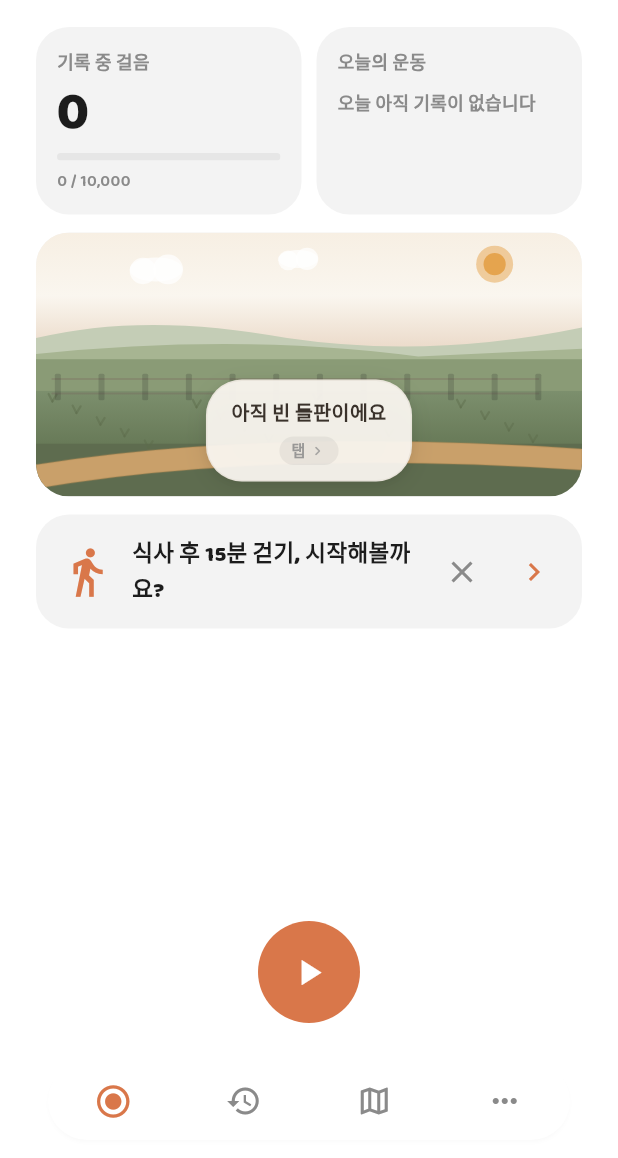
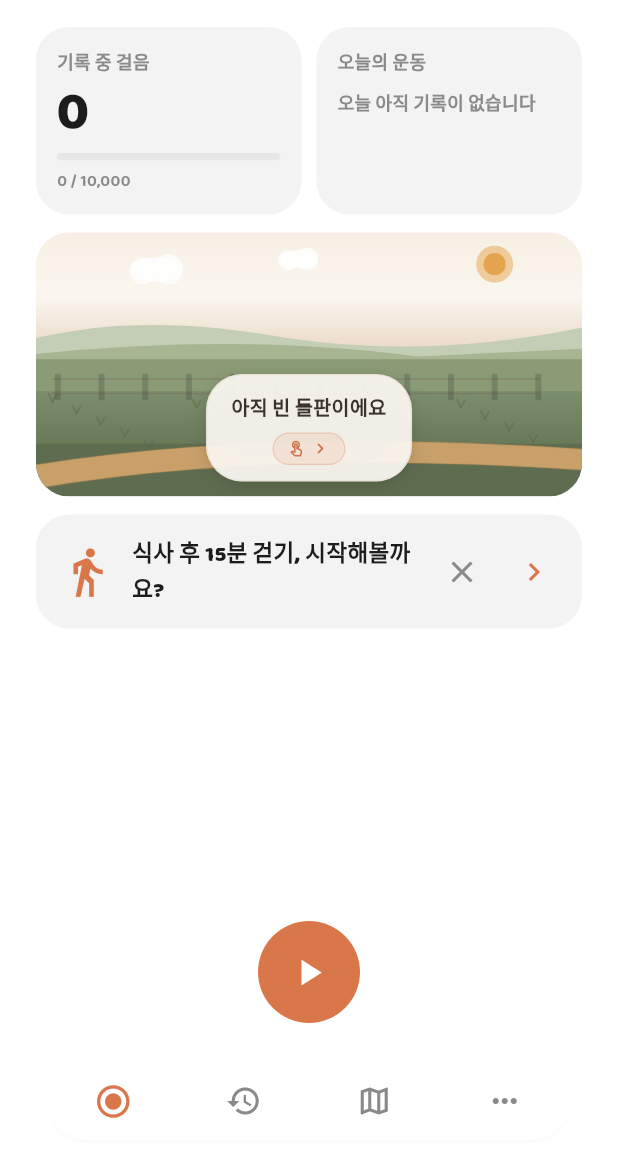
Before and after one commit to funexcloud/balmi, a Flutter app: the AppShell screen opened directly, on a phone screen of 412 x 824 dp, the part 78-1236 px from its top. Run offline on Flutter 3.47's test engine with Material 3 defaults, Android fonts, the phone set to English and light mode, and no system bars; our stand-ins replace drift, flutter_local_notifications, flutter_map, flutter_tts, geolocator, latlong2 and 5 more; missing offline and left inert: flutter_foreground_task; accounts and stored records are empty; generated files the repository leaves out were written again; statements that could not run were skipped.

Commit message:
Enhance Meal Walk window flexibility, 30min pending timer, text overflow protection, and farm bubble touch affordance

```diff
--- a/lib/core/copy.dart
+++ b/lib/core/copy.dart
@@ -382,8 +382,10 @@ abstract final class BalmiCopy {
   static const mealWalkMealTimesHint = '대략적인 시각이면 충분해요. 나중에 설정에서 바꿀 수 있어요.';
   static const mealWalkNotifNeed = '제때 알려드리려면 알림이 필요해요';
   static const mealWalkReady = '준비 됐어요! 다음 식사 시간에 알려드릴게요';
-  static const mealWalkStartPrompt = '식사 시작하셨으면 눌러주세요';
+  static const mealWalkStartPrompt = '식사 시작과 동시에 눌러주세요';
   static const mealWalkStartBtn = '식사 시작';
+  static const mealWalkPendingTitle = '식사 후 30분 대기 중';
+  static const mealWalkPendingHint = '30분 뒤 알림이 오면 15분 산책을 시작하세요';
   static const mealWalkGo = '지금 나가서 15분 걸어보세요!';
   static const mealWalkGoShort = '지금 나가서 15분 걸어요!';
   static const mealWalkSkip = '괜찮아요, 다음 끼니에 다시 해봐요';
--- a/lib/domain/engines/meal_walk.dart
+++ b/lib/domain/engines/meal_walk.dart
@@ -190,9 +190,30 @@ bool inMealWindow({
   return delta <= window;
 }
 
-MealType? mealInWindow(MealSchedule schedule, DateTime now) {
+MealType? mealInWindow(
+  MealSchedule schedule,
+  DateTime now, {
+  Iterable<MealType>? promptedToday,
+}) {
+  final used = promptedToday?.toSet() ?? {};
+  // 1. Strict window check first
   for (final type in MealType.values) {
-    if (inMealWindow(scheduled: schedule.timeOf(type), now: now)) return type;
+    if (!used.contains(type) && inMealWindow(scheduled: schedule.timeOf(type), now: now)) {
+      return type;
+    }
+  }
+  // 2. Fallback for past meal times today: return the most recent meal that hasn't been logged yet
+  for (final type in MealType.values.reversed) {
+    final schedTime = schedule.timeOf(type).onDay(now);
+    if (!used.contains(type) && now.isAfter(schedTime.subtract(const Duration(minutes: 30)))) {
+      return type;
+    }
+  }
+  // 3. Fallback for upcoming meal today if none logged yet
+  for (final type in MealType.values) {
+    if (!used.contains(type)) {
+      return type;
+    }
   }
   return null;
 }
--- a/lib/features/home/home_screen.dart
+++ b/lib/features/home/home_screen.dart
@@ -174,6 +174,7 @@ class _HomeScreenState extends State<HomeScreen> {
         due != null &&
         !meal.mealsToday.contains(due) &&
         meal.open == null;
+      final showPending = meal.enabled && meal.open?.status == MealWalkStatus.pending;
     final showGo = meal.enabled && meal.open?.status == MealWalkStatus.prompted;
     final preferred = rec.preferredActivity;
     final recovery = context.watch<ActivityRecoveryController>();
@@ -281,6 +282,12 @@ class _HomeScreenState extends State<HomeScreen> {
                   onStart: () => meal.confirmMealStart(due),
                 ),
               ],
+              if (showPending && meal.open != null) ...[
+                const SizedBox(height: 12),
+                MealWalkPendingCard(
+                  mealStartedAt: meal.open!.mealStartedAt,
+                ),
+              ],
               if (showGo) ...[
                 const SizedBox(height: 12),
                 MealWalkGoCard(
--- a/lib/features/meal_walk/meal_walk_controller.dart
+++ b/lib/features/meal_walk/meal_walk_controller.dart
@@ -46,7 +46,11 @@ class MealWalkController extends ChangeNotifier {
 
   MealType? mealDueNow([DateTime? now]) {
     if (!enabled) return null;
-    return mealInWindow(schedule, now ?? DateTime.now());
+    return mealInWindow(
+      schedule,
+      now ?? DateTime.now(),
+      promptedToday: mealsToday,
+    );
   }
 
   Duration walkRemaining(Duration elapsed) {
--- a/lib/widgets/farm_speech_bubble.dart
+++ b/lib/widgets/farm_speech_bubble.dart
@@ -189,29 +189,30 @@ class _BubbleBody extends StatelessWidget {
             ),
           ),
           if (showHint) ...[
-            const SizedBox(height: 5),
+            const SizedBox(height: 6),
             Container(
-              padding: const EdgeInsets.symmetric(horizontal: 8, vertical: 2),
+              padding: const EdgeInsets.symmetric(horizontal: 9, vertical: 3),
               decoration: BoxDecoration(
-                color: BalmiColors.ink.withValues(alpha: 0.06),
-                borderRadius: BorderRadius.circular(10),
+                color: BalmiColors.potato.withValues(alpha: 0.12),
+                borderRadius: BorderRadius.circular(12),
+                border: Border.all(
+                  color: BalmiColors.potato.withValues(alpha: 0.25),
+                  width: 0.8,
+                ),
               ),
               child: Row(
                 mainAxisSize: MainAxisSize.min,
                 children: [
-                  Text(
-                    '탭',
-                    style: BalmiTheme.body(
-                      size: 10,
-                      weight: FontWeight.w700,
-                      color: BalmiColors.sub.withValues(alpha: 0.85),
-                    ),
+                  Icon(
+                    Icons.touch_app_outlined,
+                    size: 12,
+                    color: BalmiColors.potatoDk.withValues(alpha: 0.85),
                   ),
-                  const SizedBox(width: 2),
+                  const SizedBox(width: 3),
                   Icon(
                     Icons.chevron_right_rounded,
-                    size: 12,
-                    color: BalmiColors.sub.withValues(alpha: 0.7),
+                    size: 14,
+                    color: BalmiColors.potatoDk.withValues(alpha: 0.85),
                   ),
                 ],
               ),
```
Also changed, not shown: lib/features/meal_walk/meal_walk_cards.dart (+73 -9 lines), 1 other file.
